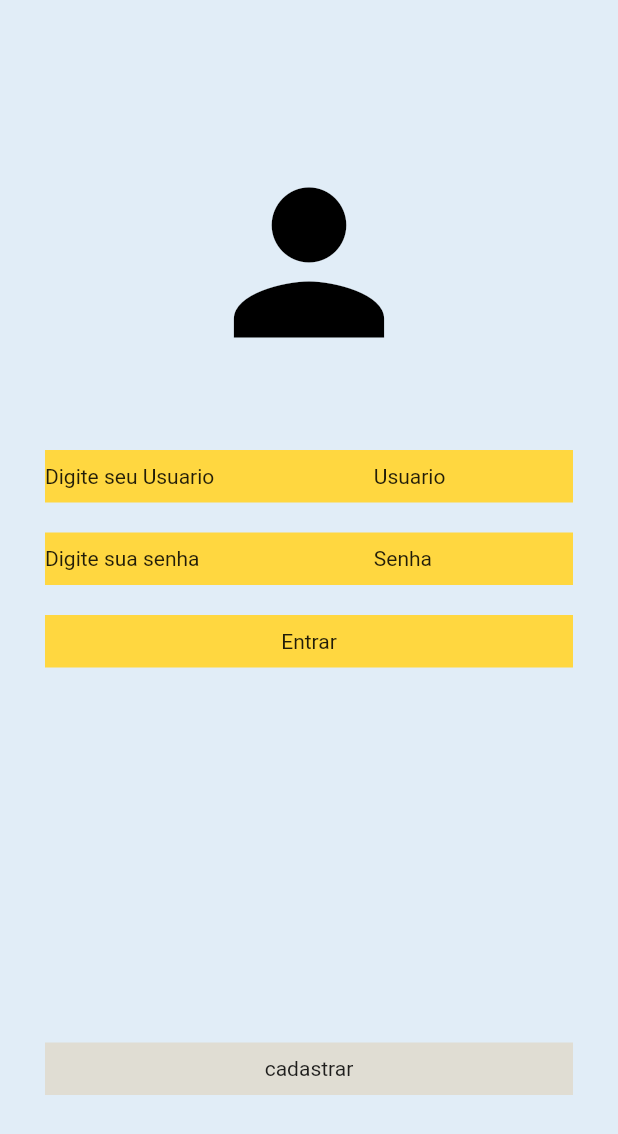
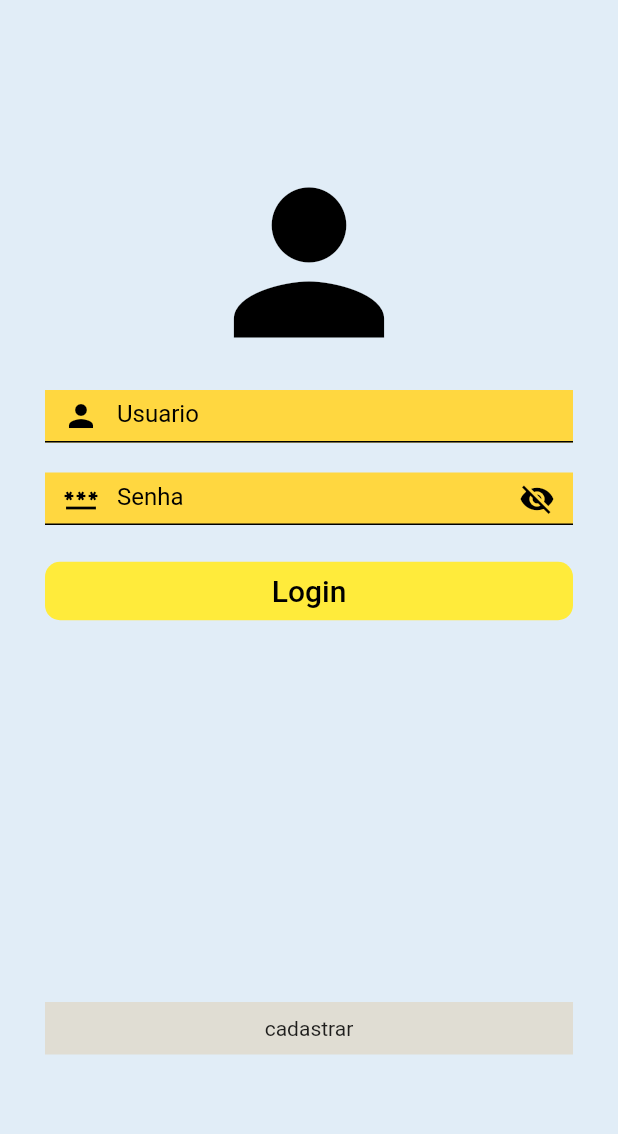
Before and after one commit to BrunoLaureano1989/imc_in_flutter, a Flutter app: the screen it shows after launch, on a phone screen of 412 x 824 dp. Shown: the top 1134 px of the screen. Run offline on Flutter 3.47's test engine with Material 2 defaults, Android fonts, the phone set to English and light mode, and no system bars; our stand-ins replace google_fonts.

Commit message:
TextField e SingleChildScrollView

```diff
--- a/lib/pages/login_page.dart
+++ b/lib/pages/login_page.dart
@@ -14,8 +14,11 @@ class _LoginPageState extends State<LoginPage> {
       //Safearea usar o tamanho total do celular o monitor sem quebrar a altura e opcoes do celular.
       child: Scaffold(
         backgroundColor: const Color.fromARGB(255, 225, 237, 247),
-        body: SizedBox(
-          width: double.infinity,
+        body: SingleChildScrollView(
+          child: ConstrainedBox(
+            constraints: BoxConstraints(
+              maxHeight: MediaQuery.of(context).size.height,
+            ),
             child: Column(
               crossAxisAlignment: CrossAxisAlignment.center,
               children: [
@@ -30,7 +33,7 @@ class _LoginPageState extends State<LoginPage> {
                   color: Colors.black,
                 ),
                 const SizedBox(
-                height: 50,
+                  height: 10,
                 ),
                 Container(
                   width: double.infinity,
@@ -38,14 +41,21 @@ class _LoginPageState extends State<LoginPage> {
                   height: 35,
                   color: Colors.amberAccent,
                   alignment: Alignment.center,
-                child: Row(
-                  children: const [
-                    Expanded(flex: 3, child: Text("Digite seu Usuario")),
-                    SizedBox(
-                      width: 20,
+                  child: const TextField(
+                    decoration: InputDecoration(
+                      contentPadding: EdgeInsets.only(top: 0),
+                      enabledBorder: UnderlineInputBorder(
+                        borderSide: BorderSide(
+                          color: Colors.black,
                         ),
-                    Expanded(flex: 2, child: Text("Usuario"))
-                  ],
+                      ),
+                      focusedBorder: UnderlineInputBorder(
+                        borderSide: BorderSide(color: Colors.black),
+                      ),
+                      hintText: "Usuario",
+                      hintStyle: TextStyle(color: Colors.black),
+                      prefixIcon: Icon(Icons.person, color: Colors.black),
+                    ),
                   ),
                 ),
                 const SizedBox(
@@ -57,14 +67,20 @@ class _LoginPageState extends State<LoginPage> {
                   height: 35,
                   color: Colors.amberAccent,
                   alignment: Alignment.center,
-                child: Row(
-                  children: const [
-                    Expanded(flex: 3, child: Text("Digite sua senha")),
-                    SizedBox(
-                      width: 20,
+                  child: const TextField(
+                    decoration: InputDecoration(
+                        contentPadding: EdgeInsets.only(top: 0),
+                        enabledBorder: UnderlineInputBorder(
+                          borderSide: BorderSide(color: Colors.black),
                         ),
-                    Expanded(flex: 2, child: Text("Senha")),
-                  ],
+                        focusedBorder: UnderlineInputBorder(
+                          borderSide: BorderSide(color: Colors.black),
+                        ),
+                        hintText: "Senha",
+                        hintStyle: TextStyle(color: Colors.black),
+                        prefixIcon: Icon(Icons.password, color: Colors.black),
+                        suffixIcon:
+                            Icon(Icons.visibility_off, color: Colors.black)),
                   ),
                 ),
                 const SizedBox(
@@ -73,10 +89,23 @@ class _LoginPageState extends State<LoginPage> {
                 Container(
                   width: double.infinity,
                   margin: const EdgeInsets.symmetric(horizontal: 30),
-                height: 35,
-                color: Colors.amberAccent,
                   alignment: Alignment.center,
-                child: const Text("Entrar"),
+                  child: SizedBox(
+                    width: double.infinity,
+                    child: TextButton(
+                      onPressed: () {},
+                      style: ButtonStyle(
+                          shape: MaterialStateProperty.all(
+                              RoundedRectangleBorder(
+                                  borderRadius: BorderRadius.circular(10))),
+                          backgroundColor:
+                              const MaterialStatePropertyAll(Colors.yellow)),
+                      child: const Text(
+                        "Login",
+                        style: TextStyle(color: Colors.black, fontSize: 20),
+                      ),
+                    ),
+                  ),
                 ),
                 const SizedBox(
                   height: 250,
@@ -85,7 +114,7 @@ class _LoginPageState extends State<LoginPage> {
                   width: double.infinity,
                   margin: const EdgeInsets.symmetric(horizontal: 30),
                   height: 35,
-                color: Color.fromARGB(255, 224, 221, 211),
+                  color: const Color.fromARGB(255, 224, 221, 211),
                   alignment: Alignment.center,
                   child: const Text("cadastrar"),
                 ),
@@ -95,6 +124,7 @@ class _LoginPageState extends State<LoginPage> {
             ),
           ),
         ),
+      ),
     );
   }
 }
```
Also changed, not shown: 3 other files. Lines whose indentation alone changed are shown as unchanged.
